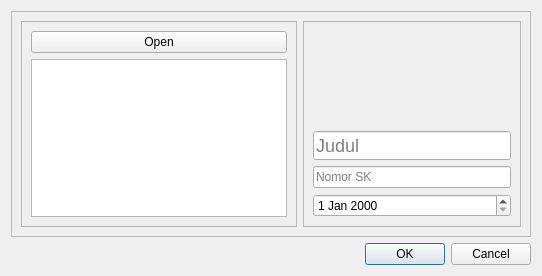
Qt form importView.ui (willnode/Arsipin) before a commit.
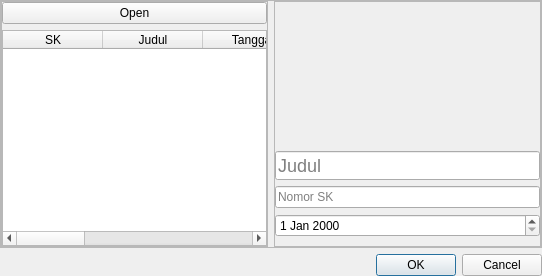
The same form after that commit.

Patch:
```diff
--- a/importView.ui
+++ b/importView.ui
@@ -20,8 +20,23 @@
    <string>Dialog</string>
   </property>
   <layout class="QVBoxLayout" name="verticalLayout">
+   <property name="leftMargin">
+    <number>0</number>
+   </property>
+   <property name="topMargin">
+    <number>0</number>
+   </property>
+   <property name="rightMargin">
+    <number>0</number>
+   </property>
+   <property name="bottomMargin">
+    <number>0</number>
+   </property>
    <item>
     <widget class="QFrame" name="frame_3">
+     <property name="styleSheet">
+      <string notr="true"/>
+     </property>
      <property name="frameShape">
       <enum>QFrame::StyledPanel</enum>
      </property>
@@ -29,6 +44,18 @@
       <enum>QFrame::Raised</enum>
      </property>
      <layout class="QHBoxLayout" name="horizontalLayout">
+      <property name="leftMargin">
+       <number>0</number>
+      </property>
+      <property name="topMargin">
+       <number>0</number>
+      </property>
+      <property name="rightMargin">
+       <number>0</number>
+      </property>
+      <property name="bottomMargin">
+       <number>0</number>
+      </property>
       <item>
        <widget class="QFrame" name="frame">
         <property name="frameShape">
@@ -38,6 +65,18 @@
          <enum>QFrame::Raised</enum>
         </property>
         <layout class="QVBoxLayout" name="verticalLayout_2">
+         <property name="leftMargin">
+          <number>0</number>
+         </property>
+         <property name="topMargin">
+          <number>0</number>
+         </property>
+         <property name="rightMargin">
+          <number>0</number>
+         </property>
+         <property name="bottomMargin">
+          <number>0</number>
+         </property>
          <item>
           <widget class="QPushButton" name="openBtn">
            <property name="text">
@@ -46,7 +85,49 @@
           </widget>
          </item>
          <item>
-          <widget class="QListView" name="listing"/>
+          <widget class="QTableWidget" name="listing">
+           <property name="selectionMode">
+            <enum>QAbstractItemView::SingleSelection</enum>
+           </property>
+           <property name="selectionBehavior">
+            <enum>QAbstractItemView::SelectRows</enum>
+           </property>
+           <column>
+            <property name="text">
+             <string>SK</string>
+            </property>
+           </column>
+           <column>
+            <property name="text">
+             <string>Judul</string>
+            </property>
+           </column>
+           <column>
+            <property name="text">
+             <string>Tanggal</string>
+            </property>
+           </column>
+           <column>
+            <property name="text">
+             <string>Klasifikasi</string>
+            </property>
+           </column>
+           <column>
+            <property name="text">
+             <string>File</string>
+            </property>
+           </column>
+           <column>
+            <property name="text">
+             <string>Path</string>
+            </property>
+           </column>
+           <column>
+            <property name="text">
+             <string>Thumb</string>
+            </property>
+           </column>
+          </widget>
          </item>
         </layout>
        </widget>
@@ -60,6 +141,18 @@
          <enum>QFrame::Raised</enum>
         </property>
         <layout class="QVBoxLayout" name="verticalLayout_3">
+         <property name="leftMargin">
+          <number>0</number>
+         </property>
+         <property name="topMargin">
+          <number>9</number>
+         </property>
+         <property name="rightMargin">
+          <number>0</number>
+         </property>
+         <property name="bottomMargin">
+          <number>9</number>
+         </property>
          <item>
           <widget class="QLabel" name="fileLabel">
            <property name="text">
```
